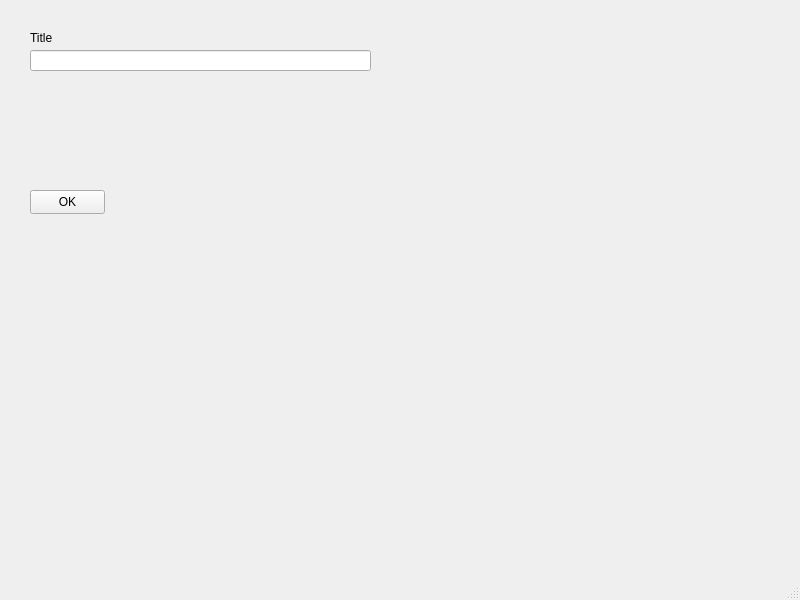
Old version of the form bd-ii/mainwindow.ui in the repository renatoseb/BDII.
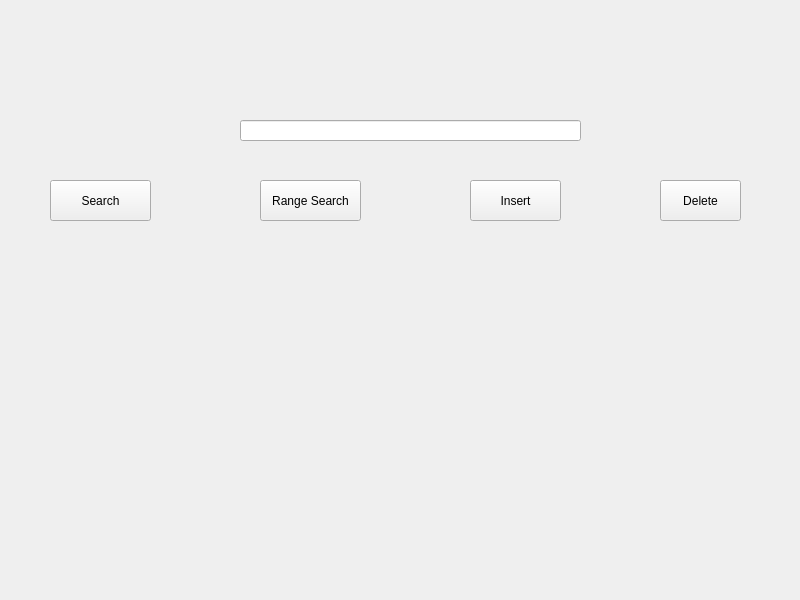
New version of the form.

Patch:
```diff
--- a/bd-ii/mainwindow.ui
+++ b/bd-ii/mainwindow.ui
@@ -14,24 +14,11 @@
    <string>MainWindow</string>
   </property>
   <widget class="QWidget" name="centralwidget">
-   <widget class="QLabel" name="label">
-    <property name="geometry">
-     <rect>
-      <x>30</x>
-      <y>30</y>
-      <width>49</width>
-      <height>16</height>
-     </rect>
-    </property>
-    <property name="text">
-     <string>Title</string>
-    </property>
-   </widget>
    <widget class="QLineEdit" name="editTitle">
     <property name="geometry">
      <rect>
-      <x>30</x>
-      <y>50</y>
+      <x>240</x>
+      <y>120</y>
       <width>341</width>
       <height>21</height>
      </rect>
@@ -40,28 +27,56 @@
    <widget class="QPushButton" name="btnOK">
     <property name="geometry">
      <rect>
-      <x>30</x>
-      <y>190</y>
-      <width>75</width>
-      <height>24</height>
+      <x>50</x>
+      <y>180</y>
+      <width>101</width>
+      <height>41</height>
      </rect>
     </property>
     <property name="text">
-     <string>OK</string>
+     <string>Search</string>
     </property>
    </widget>
+   <widget class="QPushButton" name="rangeBtn">
+    <property name="geometry">
+     <rect>
+      <x>260</x>
+      <y>180</y>
+      <width>101</width>
+      <height>41</height>
+     </rect>
+    </property>
+    <property name="text">
+     <string>Range Search</string>
+    </property>
+   </widget>
+   <widget class="QPushButton" name="insertBtn">
+    <property name="geometry">
+     <rect>
+      <x>470</x>
+      <y>180</y>
+      <width>91</width>
+      <height>41</height>
+     </rect>
+    </property>
+    <property name="text">
+     <string>Insert</string>
+    </property>
+   </widget>
+   <widget class="QPushButton" name="deleteBtn">
+    <property name="geometry">
+     <rect>
+      <x>660</x>
+      <y>180</y>
+      <width>81</width>
+      <height>41</height>
+     </rect>
+    </property>
+    <property name="text">
+     <string>Delete</string>
+    </property>
+   </widget>
   </widget>
-  <widget class="QMenuBar" name="menubar">
-   <property name="geometry">
-    <rect>
-     <x>0</x>
-     <y>0</y>
-     <width>800</width>
-     <height>22</height>
-    </rect>
-   </property>
-  </widget>
-  <widget class="QStatusBar" name="statusbar"/>
  </widget>
  <resources/>
  <connections/>
```
Left out of the diff: 2 changed lines with no effect on the pictures.
